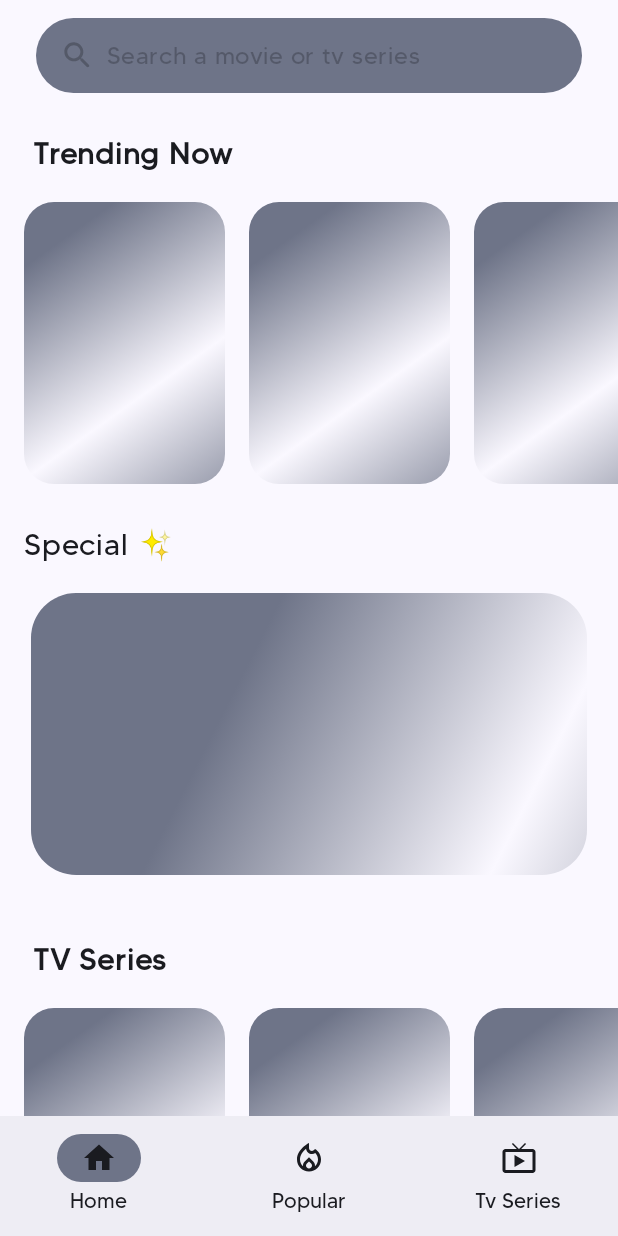
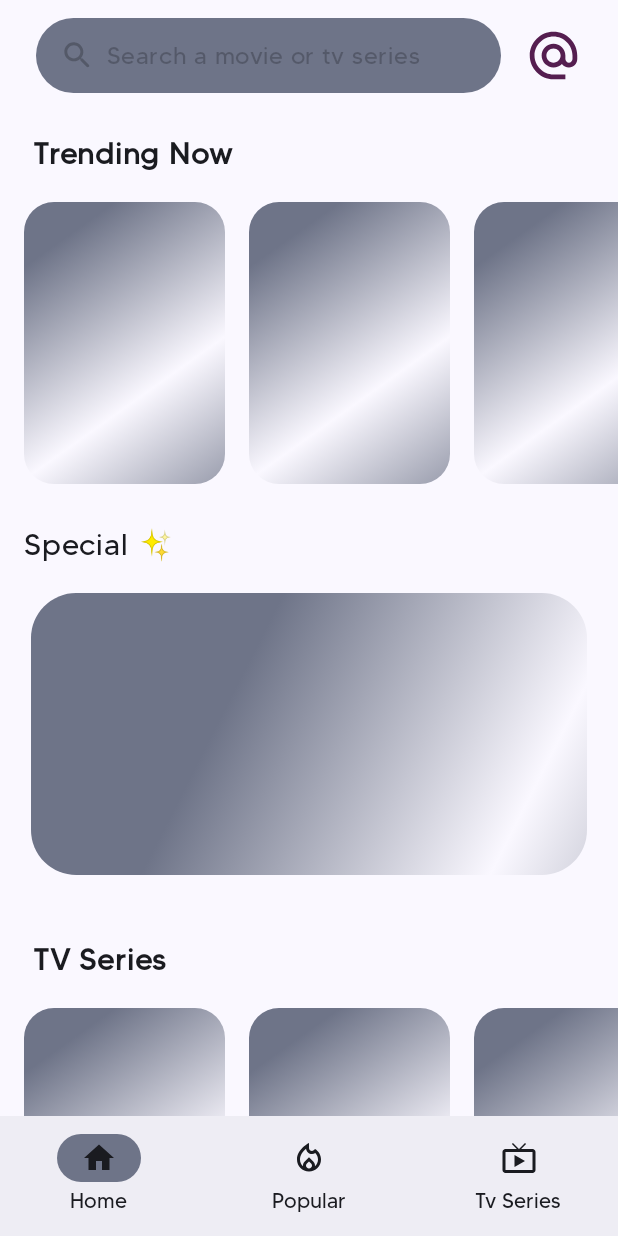
Before and after one commit to sidharth-085/Cinesphere, an Android app built with Jetpack Compose: the screen it shows after launch (MainActivity), on a phone screen of 412 x 824 dp. Run offline under Robolectric (Android 15) with nearby library versions, the phone set to English and light mode, and no system bars; our stand-ins replace Dagger/Hilt's generated code, Room's generated code, Shimmer, Timber, accompanist; 2 statements that could not run were skipped.

Commit message:
Added Contact Us Screen

```diff
--- a/app/src/main/AndroidManifest.xml
+++ b/app/src/main/AndroidManifest.xml
@@ -11,7 +11,7 @@
         android:fullBackupContent="@xml/backup_rules"
         android:icon="@mipmap/ic_launcher"
         android:label="@string/app_name"
-        android:name=".MoviesApplication"
+        android:name=".CinesphereApplication"
         android:roundIcon="@mipmap/ic_launcher_round"
         android:supportsRtl="true"
         android:theme="@style/Theme.Cinesphere"
--- a/app/src/main/java/sid/app/cinesphere/MoviesApplication.kt
+++ b/app/src/main/java/sid/app/cinesphere/CinesphereApplication.kt
@@ -5,7 +5,7 @@ import dagger.hilt.android.HiltAndroidApp
 import timber.log.Timber
 
 @HiltAndroidApp
-class MoviesApplication : Application() {
+class CinesphereApplication : Application() {
     override fun onCreate() {
         super.onCreate()
 
--- a/app/src/main/java/sid/app/cinesphere/main/presentation/home/MediaHomeScreen.kt
+++ b/app/src/main/java/sid/app/cinesphere/main/presentation/home/MediaHomeScreen.kt
@@ -103,7 +103,6 @@ fun MediaHomeScreen(
 
     val refreshState = rememberPullRefreshState(refreshing, ::refresh)
 
-
     Box(
         modifier = Modifier
             .fillMaxSize()
--- a/app/src/main/java/sid/app/cinesphere/main/presentation/main/MainActivity.kt
+++ b/app/src/main/java/sid/app/cinesphere/main/presentation/main/MainActivity.kt
@@ -21,6 +21,7 @@ import sid.app.cinesphere.search.presentation.SearchScreen
 import sid.app.cinesphere.ui.theme.CinesphereTheme
 import sid.app.cinesphere.util.Route
 import dagger.hilt.android.AndroidEntryPoint
+import sid.app.cinesphere.main.presentation.contact_us_screen.ContactUs
 
 @AndroidEntryPoint
 class MainActivity : ComponentActivity() {
@@ -74,6 +75,10 @@ fun Navigation(
                 navController = navController,
                 mainUiState = mainUiState,
             )
+        }
+
+        composable(Route.CONTACT_US_SCREEN) {
+            ContactUs()
         }
 
         composable(
--- a/app/src/main/java/sid/app/cinesphere/main/presentation/main/MainViewModel.kt
+++ b/app/src/main/java/sid/app/cinesphere/main/presentation/main/MainViewModel.kt
@@ -1,6 +1,5 @@
 package sid.app.cinesphere.main.presentation.main
 
-import androidx.compose.runtime.mutableStateOf
 import androidx.lifecycle.ViewModel
 import androidx.lifecycle.viewModelScope
 import sid.app.cinesphere.main.data.remote.api.MediaApi.Companion.API_KEY
--- a/app/src/main/java/sid/app/cinesphere/util/Route.kt
+++ b/app/src/main/java/sid/app/cinesphere/util/Route.kt
@@ -5,4 +5,5 @@ object Route {
     const val MEDIA_MAIN_SCREEN = "media_main_screen"
     const val SIMILAR_MEDIA_LIST_SCREEN = "similar_media_list_screen"
     const val MEDIA_DETAILS_SCREEN = "media_detail_screen"
+    const val CONTACT_US_SCREEN = "contact_us_screen"
 }
--- a/app/src/main/java/sid/app/cinesphere/util/ui_shared_components/TopBar.kt
+++ b/app/src/main/java/sid/app/cinesphere/util/ui_shared_components/TopBar.kt
@@ -3,16 +3,24 @@ package sid.app.cinesphere.util.ui_shared_components
 import androidx.compose.foundation.background
 import androidx.compose.foundation.clickable
 import androidx.compose.foundation.layout.Box
+import androidx.compose.foundation.layout.Row
+import androidx.compose.foundation.layout.fillMaxWidth
 import androidx.compose.foundation.layout.height
 import androidx.compose.foundation.layout.offset
 import androidx.compose.foundation.layout.padding
+import androidx.compose.foundation.layout.size
+import androidx.compose.foundation.shape.CircleShape
+import androidx.compose.foundation.shape.RoundedCornerShape
 import androidx.compose.material.Icon
 import androidx.compose.material.icons.Icons
 import androidx.compose.material.icons.rounded.Search
 import androidx.compose.material3.MaterialTheme
 import androidx.compose.runtime.Composable
+import androidx.compose.ui.Alignment
 import androidx.compose.ui.Modifier
+import androidx.compose.ui.draw.clip
 import androidx.compose.ui.graphics.Color
+import androidx.compose.ui.res.painterResource
 import androidx.compose.ui.res.stringResource
 import androidx.compose.ui.unit.IntOffset
 import androidx.compose.ui.unit.dp
@@ -35,15 +43,45 @@ fun NonFocusedTopBar(
             .height(BigRadius.dp)
             .offset { IntOffset(x = 0, y = toolbarOffsetHeightPx) }
     ) {
+//        NonFocusedSearchBar(
+//            modifier = Modifier
+//                .height(50.dp)
+//                .clickable {
+//                    navController.navigate(Route.SEARCH_SCREEN)
+//                }
+//                .padding(horizontal = 8.dp),
+//            placeholderText = stringResource(R.string.search_for_a_movie_or_tv_series),
+//        )
+        Row(
+            modifier = Modifier
+                .fillMaxWidth()
+                .height(50.dp)
+                .padding(end = 8.dp),
+            verticalAlignment = Alignment.CenterVertically
+        ) {
             NonFocusedSearchBar(
                 modifier = Modifier
+                    .weight(1f)
                     .height(50.dp)
                     .clickable {
                         navController.navigate(Route.SEARCH_SCREEN)
                     }
-                .padding(horizontal = 8.dp),
+                    .padding(start = 8.dp, end = 16.dp),
                 placeholderText = stringResource(R.string.search_for_a_movie_or_tv_series),
             )
+
+            Icon(
+                painter = painterResource(id = R.drawable.contact_us_icon),
+                contentDescription = stringResource(id = R.string.contact_us),
+                modifier = Modifier
+                    .size(38.dp)
+                    .clickable {
+                        navController.navigate(Route.CONTACT_US_SCREEN)
+                    }
+                    .clip(CircleShape),
+                tint = Color(0xFF551E50)
+            )
+        }
     }
 }
 
--- /dev/null
+++ b/app/src/main/res/drawable/contact_us_icon.xml
@@ -0,0 +1,13 @@
+<vector
+    xmlns:android="http://schemas.android.com/apk/res/android"
+    android:height="30dp"
+    android:tint="#551E50"
+    android:viewportHeight="24"
+    android:viewportWidth="24"
+    android:width="30dp">
+
+    <path
+        android:fillColor="@android:color/white"
+        android:pathData="M12,2C6.48,2 2,6.48 2,12s4.48,10 10,10h5v-2h-5c-4.34,0 -8,-3.66 -8,-8s3.66,-8 8,-8 8,3.66 8,8v1.43c0,0.79 -0.71,1.57 -1.5,1.57s-1.5,-0.78 -1.5,-1.57L17,12c0,-2.76 -2.24,-5 -5,-5s-5,2.24 -5,5 2.24,5 5,5c1.38,0 2.64,-0.56 3.54,-1.47 0.65,0.89 1.77,1.47 2.96,1.47 1.97,0 3.5,-1.6 3.5,-3.57L22,12c0,-5.52 -4.48,-10 -10,-10zM12,15c-1.66,0 -3,-1.34 -3,-3s1.34,-3 3,-3 3,1.34 3,3 -1.34,3 -3,3z"/>
+
+</vector>
--- /dev/null
+++ b/app/src/main/res/drawable/email_logo.xml
@@ -0,0 +1,5 @@
+<vector android:height="24dp" android:tint="#1877F2"
+    android:viewportHeight="24" android:viewportWidth="24"
+    android:width="24dp" xmlns:android="http://schemas.android.com/apk/res/android">
+    <path android:fillColor="@android:color/white" android:pathData="M20,4L4,4c-1.1,0 -1.99,0.9 -1.99,2L2,18c0,1.1 0.9,2 2,2h16c1.1,0 2,-0.9 2,-2L22,6c0,-1.1 -0.9,-2 -2,-2zM20,8l-8,5 -8,-5L4,6l8,5 8,-5v2z"/>
+</vector>
--- a/app/src/main/res/values/strings.xml
+++ b/app/src/main/res/values/strings.xml
@@ -29,4 +29,5 @@
     <string name="similar_to">Similar to\n✨ %1$s ✨</string>
     <string name="something_went_wrong">Something went wrong</string>
     <string name="couldn_t_load_genres">Couldn\'t load genres</string>
+    <string name="contact_us">Contact Us</string>
 </resources>
```
Also changed, not shown: app/src/main/java/sid/app/cinesphere/main/presentation/contact_us_screen/ContactUsScreen.kt (added, +93 -0 lines), app/src/main/res/drawable/contact_us.png (added). Lines whose indentation alone changed are shown as unchanged.
